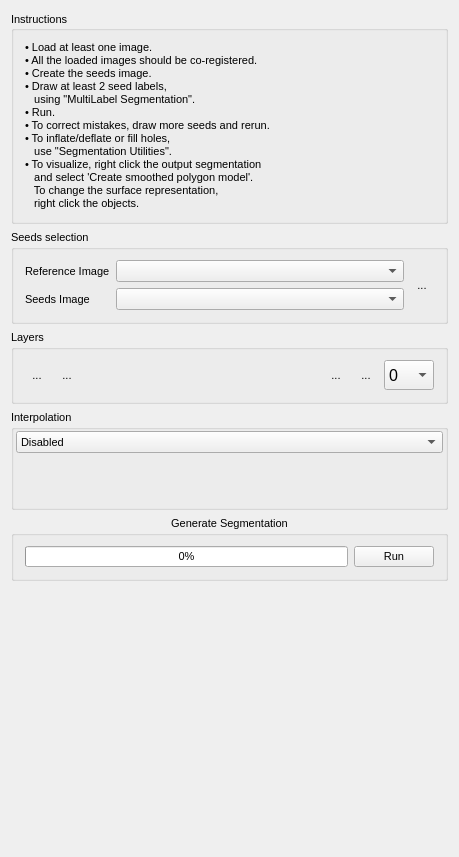
Old version of the form Plugins/org.mitk.cbica.captk.interactivesegmentation/src/internal/QmitkCaPTkInteractiveSegmentationControls.ui in the repository CBICA/CaPTk2.0.
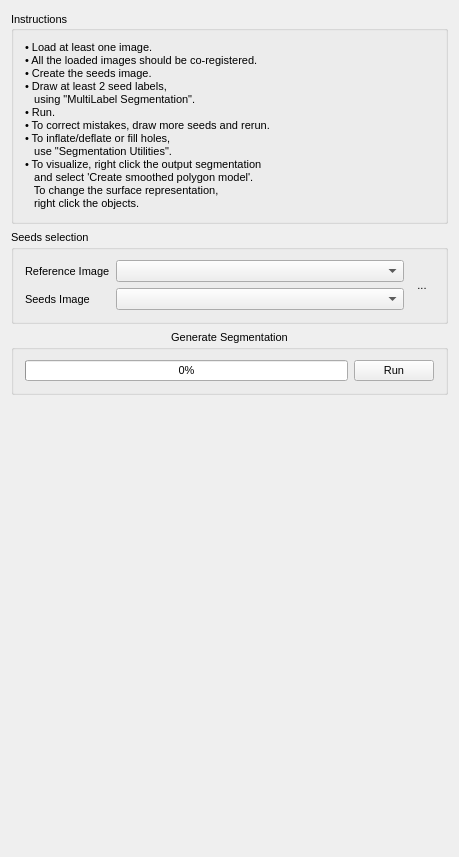
New version of the form. Icons and pictures are not drawn. Custom widgets are drawn as their Qt base class.

What changed in the file:
```diff
--- a/Plugins/org.mitk.cbica.captk.interactivesegmentation/src/internal/QmitkCaPTkInteractiveSegmentationControls.ui
+++ b/Plugins/org.mitk.cbica.captk.interactivesegmentation/src/internal/QmitkCaPTkInteractiveSegmentationControls.ui
@@ -161,334 +161,6 @@
      </layout>
     </widget>
    </item>
-   <item>
-    <widget class="QGroupBox" name="groupBox_Layer">
-     <property name="title">
-      <string>Layers</string>
-     </property>
-     <property name="flat">
-      <bool>true</bool>
-     </property>
-     <property name="checkable">
-      <bool>false</bool>
-     </property>
-     <layout class="QHBoxLayout" name="horizontalLayout">
-      <item>
-       <widget class="QToolButton" name="m_btAddLayer">
-        <property name="toolTip">
-         <string>Add a layer to the current segmentation session</string>
-        </property>
-        <property name="text">
-         <string>...</string>
-        </property>
-        <property name="icon">
-         <iconset>
-          <normaloff>:/Qmitk/AddLayer_48x48.png</normaloff>:/Qmitk/AddLayer_48x48.png</iconset>
-        </property>
-        <property name="iconSize">
-         <size>
-          <width>28</width>
-          <height>28</height>
-         </size>
-        </property>
-        <property name="autoRaise">
-         <bool>true</bool>
-        </property>
-       </widget>
-      </item>
-      <item>
-       <widget class="QToolButton" name="m_btDeleteLayer">
-        <property name="toolTip">
-         <string>Delete the active layer</string>
-        </property>
-        <property name="text">
-         <string>...</string>
-        </property>
-        <property name="icon">
-         <iconset>
-          <normaloff>:/Qmitk/DeleteLayer_48x48.png</normaloff>:/Qmitk/DeleteLayer_48x48.png</iconset>
-        </property>
-        <property name="iconSize">
-         <size>
-          <width>28</width>
-          <height>28</height>
-         </size>
-        </property>
-        <property name="autoRaise">
-         <bool>true</bool>
-        </property>
-       </widget>
-      </item>
-      <item>
-       <spacer name="horizontalSpacer1">
-        <property name="orientation">
-         <enum>Qt::Horizontal</enum>
-        </property>
-        <property name="sizeHint" stdset="0">
-         <size>
-          <width>0</width>
-          <height>20</height>
-         </size>
-        </property>
-       </spacer>
-      </item>
-      <item>
-       <widget class="QToolButton" name="m_btPreviousLayer">
-        <property name="toolTip">
-         <string>Change to the previous available layer</string>
-        </property>
-        <property name="text">
-         <string>...</string>
-        </property>
-        <property name="icon">
-         <iconset>
-          <normaloff>:/Qmitk/PreviousLayer_48x48.png</normaloff>:/Qmitk/PreviousLayer_48x48.png</iconset>
-        </property>
-        <property name="iconSize">
-         <size>
-          <width>28</width>
-          <height>28</height>
-         </size>
-        </property>
-        <property name="autoRaise">
-         <bool>true</bool>
-        </property>
-       </widget>
-      </item>
-      <item>
-       <widget class="QToolButton" name="m_btNextLayer">
-        <property name="toolTip">
-         <string>Change to the next available layer</string>
-        </property>
-        <property name="text">
-         <string>...</string>
-        </property>
-        <property name="icon">
-         <iconset>
-          <normaloff>:/Qmitk/NextLayer_48x48.png</normaloff>:/Qmitk/NextLayer_48x48.png</iconset>
-        </property>
-        <property name="iconSize">
-         <size>
-          <width>28</width>
-          <height>28</height>
-         </size>
-        </property>
-        <property name="autoRaise">
-         <bool>true</bool>
-        </property>
-       </widget>
-      </item>
-      <item>
-       <widget class="QComboBox" name="m_cbActiveLayer">
-        <property name="sizePolicy">
-         <sizepolicy hsizetype="Preferred" vsizetype="Fixed">
-          <horstretch>0</horstretch>
-          <verstretch>0</verstretch>
-         </sizepolicy>
-        </property>
-        <property name="minimumSize">
-         <size>
-          <width>50</width>
-          <height>30</height>
-         </size>
-        </property>
-        <property name="maximumSize">
-         <size>
-          <width>40</width>
-          <height>30</height>
-         </size>
-        </property>
-        <property name="font">
-         <font>
-          <pointsize>12</pointsize>
-         </font>
-        </property>
-        <property name="toolTip">
-         <string>Switch to a layer</string>
-        </property>
-        <item>
-         <property name="text">
-          <string>0</string>
-         </property>
-        </item>
-       </widget>
-      </item>
-     </layout>
-    </widget>
-   </item>
-   <item>
-    <widget class="QGroupBox" name="m_gbInterpolation">
-     <property name="sizePolicy">
-      <sizepolicy hsizetype="Preferred" vsizetype="Fixed">
-       <horstretch>0</horstretch>
-       <verstretch>0</verstretch>
-      </sizepolicy>
-     </property>
-     <property name="title">
-      <string>Interpolation</string>
-     </property>
-     <layout class="QVBoxLayout" name="verticalLayout_4">
-      <property name="spacing">
-       <number>2</number>
-      </property>
-      <property name="sizeConstraint">
-       <enum>QLayout::SetMinimumSize</enum>
-      </property>
-      <property name="leftMargin">
-       <number>2</number>
-      </property>
-      <property name="topMargin">
-       <number>2</number>
-      </property>
-      <property name="rightMargin">
-       <number>2</number>
-      </property>
-      <property name="bottomMargin">
-       <number>2</number>
-      </property>
-      <item>
-       <widget class="QComboBox" name="m_cbInterpolation">
-        <property name="sizePolicy">
-         <sizepolicy hsizetype="Preferred" vsizetype="Minimum">
-          <horstretch>0</horstretch>
-          <verstretch>0</verstretch>
-         </sizepolicy>
-        </property>
-        <item>
-         <property name="text">
-          <string>Disabled</string>
-         </property>
-        </item>
-        <item>
-         <property name="text">
-          <string>2D Interpolation</string>
-         </property>
-        </item>
-        <item>
-         <property name="text">
-          <string>3D Interpolation</string>
-         </property>
-        </item>
-       </widget>
-      </item>
-      <item>
-       <widget class="QStackedWidget" name="m_swInterpolation">
-        <property name="sizePolicy">
-         <sizepolicy hsizetype="Preferred" vsizetype="Minimum">
-          <horstretch>0</horstretch>
-          <verstretch>0</verstretch>
-         </sizepolicy>
-        </property>
-        <property name="currentIndex">
-         <number>1</number>
-        </property>
-        <widget class="QWidget" name="page_2">
-         <property name="sizePolicy">
-          <sizepolicy hsizetype="Preferred" vsizetype="Minimum">
-           <horstretch>0</horstretch>
-           <verstretch>0</verstretch>
-          </sizepolicy>
-         </property>
-         <layout class="QVBoxLayout" name="verticalLayout_6">
-          <property name="sizeConstraint">
-           <enum>QLayout::SetMinimumSize</enum>
-          </property>
-          <property name="leftMargin">
-           <number>0</number>
-          </property>
-          <property name="topMargin">
-           <number>0</number>
-          </property>
-          <property name="rightMargin">
-           <number>0</number>
-          </property>
-          <property name="bottomMargin">
-           <number>0</number>
-          </property>
-          <item>
-           <widget class="QmitkSliceBasedInterpolatorWidget" name="m_SliceBasedInterpolatorWidget" native="true">
-            <property name="sizePolicy">
-             <sizepolicy hsizetype="Preferred" vsizetype="Minimum">
-              <horstretch>0</horstretch>
-              <verstretch>0</verstretch>
-             </sizepolicy>
-            </property>
-            <property name="minimumSize">
-             <size>
-              <width>0</width>
-              <height>0</height>
-             </size>
-            </property>
-            <property name="font">
-             <font>
-              <weight>50</weight>
-              <bold>false</bold>
-             </font>
-            </property>
-           </widget>
-          </item>
-         </layout>
-        </widget>
-        <widget class="QWidget" name="page_3">
-         <property name="sizePolicy">
-          <sizepolicy hsizetype="Preferred" vsizetype="Minimum">
-           <horstretch>0</horstretch>
-           <verstretch>0</verstretch>
-          </sizepolicy>
-         </property>
-         <layout class="QVBoxLayout" name="verticalLayout_3">
-          <property name="sizeConstraint">
-           <enum>QLayout::SetMinimumSize</enum>
-          </property>
-          <property name="leftMargin">
-           <number>0</number>
-          </property>
-          <property name="topMargin">
-           <number>0</number>
-          </property>
-          <property name="rightMargin">
-           <number>0</number>
-          </property>
-          <property name="bottomMargin">
-           <number>0</number>
-          </property>
-          <item>
-           <widget class="QmitkSurfaceBasedInterpolatorWidget" name="m_SurfaceBasedInterpolatorWidget" native="true">
-            <property name="sizePolicy">
-             <sizepolicy hsizetype="Preferred" vsizetype="Minimum">
-              <horstretch>0</horstretch>
-              <verstretch>0</verstretch>
-             </sizepolicy>
-            </property>
-            <property name="minimumSize">
-             <size>
-              <width>0</width>
-              <height>50</height>
-             </size>
-            </property>
-            <property name="font">
-             <font>
-              <weight>50</weight>
-              <bold>false</bold>
-             </font>
-            </property>
-           </widget>
-          </item>
-         </layout>
-        </widget>
-        <widget class="QWidget" name="page">
-         <property name="sizePolicy">
-          <sizepolicy hsizetype="Preferred" vsizetype="Minimum">
-           <horstretch>0</horstretch>
-           <verstretch>0</verstretch>
-          </sizepolicy>
-         </property>
-        </widget>
-       </widget>
-      </item>
-     </layout>
-    </widget>
-   </item>
    <item>
     <widget class="QGroupBox" name="groupBox_Run">
      <property name="title">
@@ -548,18 +220,6 @@
    <extends>QComboBox</extends>
    <header location="global">QmitkDataStorageComboBox.h</header>
   </customwidget>
-  <customwidget>
-   <class>QmitkSliceBasedInterpolatorWidget</class>
-   <extends>QWidget</extends>
-   <header location="global">QmitkSliceBasedInterpolatorWidget.h</header>
-   <container>1</container>
-  </customwidget>
-  <customwidget>
-   <class>QmitkSurfaceBasedInterpolatorWidget</class>
-   <extends>QWidget</extends>
-   <header location="global">QmitkSurfaceBasedInterpolatorWidget.h</header>
-   <container>1</container>
-  </customwidget>
  </customwidgets>
  <includes>
   <include location="global">QmitkToolReferenceDataSelectionBox.h</include>
```
Left out of the diff: 8 changed lines with no effect on the pictures.
